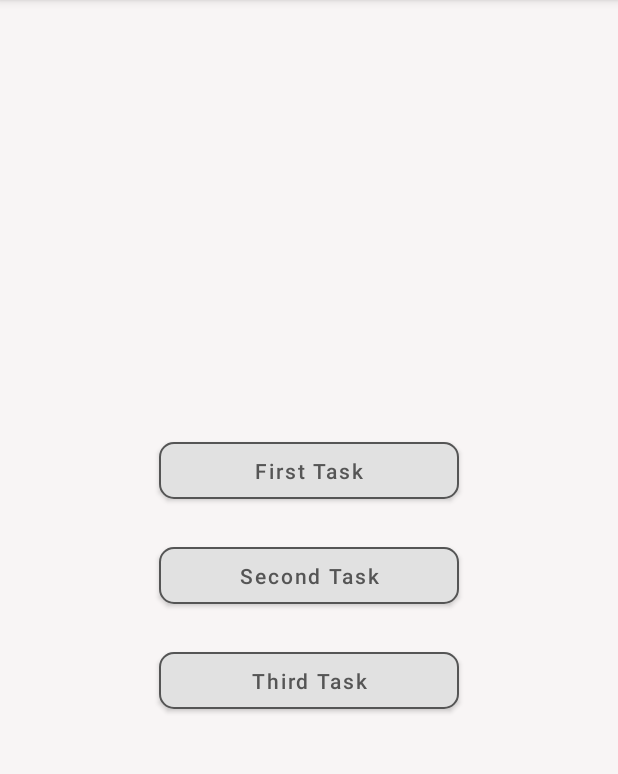
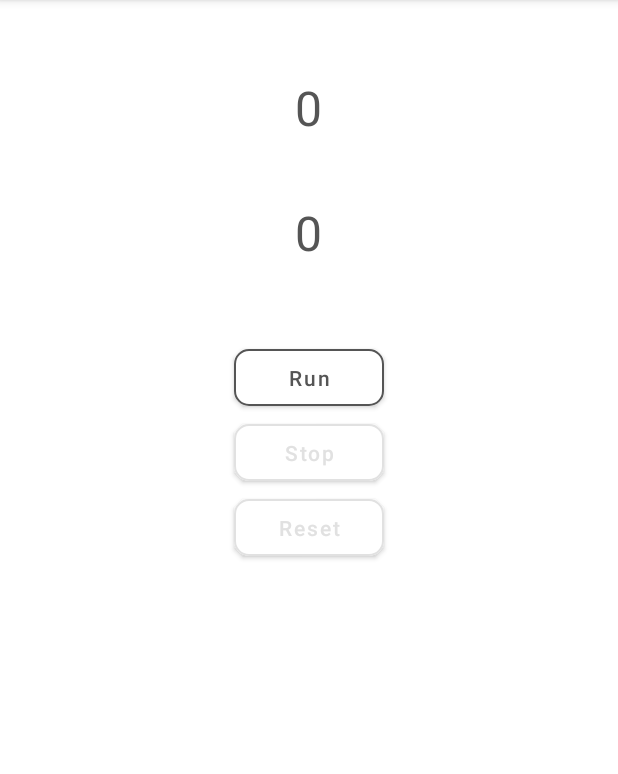
Before and after one commit to stalker-fc/mobile2k21, an Android app: the screen it shows after launch (MainActivity before the commit, SecondActivity after it), after a tap on "Second Task", on a phone screen of 412 x 824 dp, the part 84-858 px from its top. Run offline under Robolectric (Android 15) with nearby library versions, the light colour scheme and no system bars.

Commit message:
add second task layout

```diff
--- a/app/src/main/AndroidManifest.xml
+++ b/app/src/main/AndroidManifest.xml
@@ -25,6 +25,9 @@
         <activity
             android:name=".first.FirstActivity"
             android:exported="true" />
+        <activity
+            android:name=".second.SecondActivity"
+            android:exported="true" />
     </application>
 
 </manifest>
--- a/app/src/main/java/ru/itmo/mobile2k21/MainActivity.kt
+++ b/app/src/main/java/ru/itmo/mobile2k21/MainActivity.kt
@@ -9,6 +9,7 @@ import android.widget.Button
 import android.widget.Toast
 import ru.itmo.mobile2k21.first.FieldNames
 import ru.itmo.mobile2k21.first.FirstActivity
+import ru.itmo.mobile2k21.second.SecondActivity
 
 class MainActivity : AppCompatActivity() {
     override fun onCreate(savedInstanceState: Bundle?) {
@@ -24,11 +25,11 @@ class MainActivity : AppCompatActivity() {
             startActivity(intent)
         })
 
-        val toastButton: Button = findViewById(R.id.toast_button)
-        toastButton.setOnClickListener(View.OnClickListener { view ->
-            Toast.makeText(this@MainActivity, "Its toast!", Toast.LENGTH_SHORT).show()
+        val toSecondTaskButton: Button = findViewById(R.id.to_second_task)
+        toSecondTaskButton.setOnClickListener(View.OnClickListener { view ->
+            val intent = Intent(this@MainActivity, SecondActivity::class.java)
+            startActivity(intent)
         })
-
         val logButton: Button = findViewById(R.id.log_button)
         logButton.setOnClickListener(View.OnClickListener { view ->
             Log.i("MainActivity", "Log-button works!")
--- /dev/null
+++ b/app/src/main/java/ru/itmo/mobile2k21/second/SecondActivity.kt
@@ -0,0 +1,20 @@
+package ru.itmo.mobile2k21.second
+
+import android.content.Intent
+import androidx.appcompat.app.AppCompatActivity
+import android.os.Bundle
+import android.util.Log
+import android.view.View
+import android.widget.Button
+import android.widget.Switch
+import android.widget.TextView
+import ru.itmo.mobile2k21.R
+
+class SecondActivity : AppCompatActivity() {
+    override fun onCreate(savedInstanceState: Bundle?) {
+
+        super.onCreate(savedInstanceState)
+
+        setContentView(R.layout.activity_second)
+    }
+}
--- a/app/src/main/res/layout/activity_main.xml
+++ b/app/src/main/res/layout/activity_main.xml
@@ -14,7 +14,7 @@
 
     <com.google.android.material.button.MaterialButton
         style="@style/mainScreenButton"
-        android:id="@+id/toast_button"
+        android:id="@+id/to_second_task"
         android:text="@string/to_second_task_label"/>
 
     <com.google.android.material.button.MaterialButton
--- /dev/null
+++ b/app/src/main/res/layout/activity_second.xml
@@ -0,0 +1,61 @@
+<?xml version="1.0" encoding="utf-8"?>
+<LinearLayout xmlns:android="http://schemas.android.com/apk/res/android"
+    android:layout_width="match_parent"
+    android:layout_height="match_parent"
+    android:orientation="vertical">
+
+
+    <LinearLayout
+        android:layout_width="match_parent"
+        android:layout_height="wrap_content"
+        android:layout_marginTop="30dp"
+        android:orientation="vertical">
+
+        <TextView
+            android:id="@+id/first_counter"
+            android:textSize="32dp"
+            android:layout_width="wrap_content"
+            android:layout_height="wrap_content"
+            android:layout_gravity="center_horizontal"
+            android:layout_margin="20dp"
+            android:gravity="center_horizontal"
+            android:text="0"
+            android:textColor="@color/dark_grey" />
+
+        <TextView
+            android:id="@+id/second_counter"
+            android:textSize="32dp"
+            android:layout_width="wrap_content"
+            android:layout_height="wrap_content"
+            android:layout_gravity="center_horizontal"
+            android:layout_margin="20dp"
+            android:gravity="center_horizontal"
+            android:text="0"
+            android:textColor="@color/dark_grey" />
+
+    </LinearLayout>
+
+    <LinearLayout
+        android:layout_width="match_parent"
+        android:layout_height="wrap_content"
+        android:orientation="vertical"
+        android:gravity="center"
+        android:layout_marginTop="30dp"
+        >
+
+        <Button
+            style="@style/secondTaskButton"
+            android:id="@+id/threads_run"
+            android:text="Run" />
+
+        <Button
+            style="@style/secondTaskButton.disabled"
+            android:id="@+id/threads_stop"
+            android:text="Stop" />
+
+        <Button
+            style="@style/secondTaskButton.disabled"
+            android:id="@+id/threads_reset"
+            android:text="Reset" />
+    </LinearLayout>
+</LinearLayout>
--- a/app/src/main/res/values/styles.xml
+++ b/app/src/main/res/values/styles.xml
@@ -4,7 +4,7 @@
         <item name="android:layout_height">50dp</item>
         <item name="android:layout_gravity">center</item>
         <item name="android:textColor">@color/dark_grey</item>
-        <item name="backgroundTint">@color/light_grey</item>
+        <item name="backgroundTint">#FFFFFF</item>
         <item name="cornerRadius">10dp</item>
         <item name="strokeColor">@color/dark_grey</item>
         <item name="strokeWidth">1dp</item>
@@ -20,6 +20,16 @@
     <style name="detailScreenButton" parent="@style/firstTaskButton">
     </style>
 
+    <style name="secondTaskButton" parent="@style/firstTaskButton">
+        <item name="android:layout_gravity">center_horizontal</item>
+    </style>
+
+    <style name="secondTaskButton.disabled" parent="@style/secondTaskButton">
+        <item name="android:textColor">@color/light_grey</item>
+        <item name="strokeColor">@color/light_grey</item>
+    </style>
+
+
     <style name="Theme.Mobile2k21.NoActionBar">
         <item name="android:windowActionBar">false</item>
         <item name="android:windowNoTitle">true</item>
```
